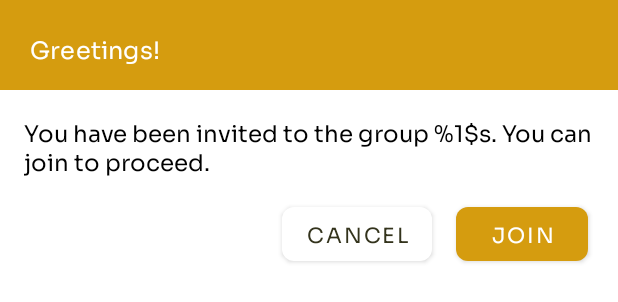
After one commit to joshsoftware/reached-android, an Android app: the layout dialog_join_group.xml on its own in the app's theme, with its tools: preview values and no code run, on a phone screen of 412 x 824 dp. The commit adds this screen. Shown: the top 302 px of the screen. Run offline under Robolectric (Android 15) with nearby library versions, the phone set to English and light mode, and no system bars.

Commit message:
Added group join dialog

```diff
--- a/core/src/main/java/com/joshsoftware/core/util/FirebaseRealtimeDbManager.kt
+++ b/core/src/main/java/com/joshsoftware/core/util/FirebaseRealtimeDbManager.kt
@@ -113,7 +113,7 @@ class FirebaseRealtimeDbManager {
             override fun onDataChange(snapshot: DataSnapshot) {
                 val group = snapshot.getValue(Group::class.java)
                 group?.let {
-                    it.members.put(userId, Member(user.name, user.profileUrl))
+                    it.members.put(userId, Member(name = user.name, profileUrl = user.profileUrl, lat = 0.0, long = 0.0))
                 }
                 groupReference.child(id).setValue(group).addOnCompleteListener {
                     if(it.isSuccessful) {
--- a/mobile/src/main/java/com/joshsoftware/reached/di/ActivityModule.kt
+++ b/mobile/src/main/java/com/joshsoftware/reached/di/ActivityModule.kt
@@ -22,6 +22,7 @@ abstract class ActivityModule {
 
     @ContributesAndroidInjector
     abstract fun contributeMapActivity(): MapActivity
-    @ContributesAndroidInjector
+
+    @ContributesAndroidInjector(modules = [GroupListModule::class])
     abstract fun contributeGroupListActivity(): GroupListActivity
 }
--- a/mobile/src/main/java/com/joshsoftware/reached/ui/activity/GroupChoiceActivity.kt
+++ b/mobile/src/main/java/com/joshsoftware/reached/ui/activity/GroupChoiceActivity.kt
@@ -8,6 +8,7 @@ import androidx.fragment.app.Fragment
 import androidx.lifecycle.ViewModelProvider
 import com.google.zxing.integration.android.IntentIntegrator
 import com.joshsoftware.core.AppSharedPreferences
+import com.joshsoftware.core.model.Group
 import com.joshsoftware.core.ui.BaseLocationActivity
 import com.joshsoftware.reached.databinding.ActivityGroupChoiceBinding
 import com.joshsoftware.reached.ui.dialog.CreateGroupDialog
@@ -116,7 +117,7 @@ class GroupChoiceActivity : BaseLocationActivity(), BaseLocationActivity.Locatio
 
     private fun startGroupMembersActivity(groupId: String) {
         val intent = Intent(this, GroupMemberActivity::class.java)
-        intent.putExtra(INTENT_GROUP_ID, groupId)
+        intent.putExtra(INTENT_GROUP, Group(groupId))
         startActivity(intent)
     }
 
--- a/mobile/src/main/java/com/joshsoftware/reached/ui/activity/QrCodeActivity.kt
+++ b/mobile/src/main/java/com/joshsoftware/reached/ui/activity/QrCodeActivity.kt
@@ -16,7 +16,6 @@ import timber.log.Timber
 
 const val INTENT_GROUP_ID = "INTENT_GROUP_ID"
 const val INTENT_GROUP = "INTENT_GROUP"
-const val INTENT_GROUP_NAME = "INTENT_GROUP_NAME"
 class QrCodeActivity : AppCompatActivity() {
     lateinit var binding: ActivityQrCodeBinding
 
--- /dev/null
+++ b/mobile/src/main/res/layout/dialog_join_group.xml
@@ -0,0 +1,89 @@
+<?xml version="1.0" encoding="utf-8"?>
+<androidx.constraintlayout.widget.ConstraintLayout xmlns:android="http://schemas.android.com/apk/res/android"
+    android:layout_width="match_parent"
+    android:layout_height="wrap_content"
+    android:id="@+id/parentLayout"
+    xmlns:app="http://schemas.android.com/apk/res-auto">
+    <androidx.constraintlayout.widget.ConstraintLayout
+        android:id="@+id/headerContainerLayout"
+        android:layout_width="match_parent"
+        android:layout_height="wrap_content"
+        android:background="@color/colorPrimary"
+        app:layout_constraintEnd_toEndOf="parent"
+        app:layout_constraintStart_toStartOf="parent"
+        app:layout_constraintTop_toTopOf="parent">
+
+        <TextView
+            android:id="@+id/dialogTitleTextView"
+            android:layout_width="wrap_content"
+            android:layout_height="wrap_content"
+            android:layout_marginStart="20dp"
+            android:layout_marginTop="20dp"
+            android:textColor="@color/white"
+            android:layout_marginBottom="16dp"
+            android:text="@string/greetings"
+            android:textAppearance="?attr/textAppearanceSubtitle1"
+            app:layout_constraintBottom_toBottomOf="parent"
+            app:layout_constraintStart_toStartOf="parent"
+            app:layout_constraintTop_toTopOf="parent" />
+
+    </androidx.constraintlayout.widget.ConstraintLayout>
+
+    <TextView
+        android:id="@+id/messageTextView"
+        android:layout_width="0dp"
+        android:layout_height="wrap_content"
+        android:layout_marginStart="16dp"
+        android:layout_marginTop="16dp"
+        android:textColor="@color/black"
+        android:layout_marginEnd="16dp"
+        android:text="@string/you_have_been_invited_to_the_group_join_to_proceed"
+        android:textSize="15sp"
+        app:layout_constraintEnd_toEndOf="parent"
+        app:layout_constraintStart_toStartOf="parent"
+        app:layout_constraintTop_toBottomOf="@+id/headerContainerLayout" />
+
+    <ProgressBar
+        android:id="@+id/progressBar"
+        android:layout_width="wrap_content"
+        android:indeterminateTint="@color/colorPrimary"
+        android:layout_height="wrap_content"
+        app:layout_constraintTop_toBottomOf="@id/headerContainerLayout"
+        app:layout_constraintBottom_toTopOf="@id/buttonNegative"
+        app:layout_constraintEnd_toStartOf="parent"/>
+
+    <com.google.android.material.button.MaterialButton
+        android:id="@+id/buttonNegative"
+        android:layout_width="wrap_content"
+        android:layout_height="wrap_content"
+        android:layout_marginTop="16dp"
+        android:layout_marginEnd="16dp"
+        android:layout_marginBottom="20dp"
+        android:text="@string/button_text_cancel"
+        app:backgroundTint="@color/colorOnPrimary"
+        android:textColor="@color/colorOnSecondaryVariant"
+        app:layout_constraintBottom_toBottomOf="parent"
+        app:layout_constraintEnd_toStartOf="@+id/buttonPositive"
+        app:layout_constraintTop_toBottomOf="@+id/noteLayout" />
+
+    <com.google.android.material.button.MaterialButton
+        android:id="@+id/buttonPositive"
+        android:layout_width="wrap_content"
+        android:layout_height="wrap_content"
+        android:layout_marginTop="16dp"
+        android:layout_marginEnd="20dp"
+        android:layout_marginBottom="20dp"
+        android:text="@string/button_text_join"
+        app:backgroundTint="@color/colorPrimary"
+        app:layout_constraintBottom_toBottomOf="parent"
+        app:layout_constraintEnd_toEndOf="parent" />
+
+    <androidx.constraintlayout.widget.Guideline
+        android:id="@+id/guideline3"
+        android:layout_width="wrap_content"
+        android:layout_height="wrap_content"
+        android:layout_marginBottom="24dp"
+        android:orientation="horizontal"
+        app:layout_constraintBottom_toBottomOf="parent"
+        app:layout_constraintGuide_begin="200dp" />
+</androidx.constraintlayout.widget.ConstraintLayout>
--- a/mobile/src/main/res/values/strings.xml
+++ b/mobile/src/main/res/values/strings.xml
@@ -14,4 +14,7 @@
     <string name="valid_please_enter_group_name">Please enter group name</string>
     <string name="my_groups">Groups</string>
     <string name="button_text_invite">INVITE</string>
+    <string name="greetings">Greetings!</string>
+    <string name="you_have_been_invited_to_the_group_join_to_proceed">You have been invited to the group %1$s. You can join to proceed.</string>
+    <string name="joining_group">Joining group...</string>
 </resources>
```
Also changed, not shown: mobile/src/main/java/com/joshsoftware/reached/di/GroupListModule.kt (added, +12 -0 lines), mobile/src/main/java/com/joshsoftware/reached/ui/activity/GroupListActivity.kt (+25 -1 lines), mobile/src/main/java/com/joshsoftware/reached/ui/activity/GroupMemberActivity.kt (+1 -23 lines), mobile/src/main/java/com/joshsoftware/reached/ui/dialog/JoinGroupDialog.kt (added, +147 -0 lines), mobile/src/main/java/com/joshsoftware/reached/utils/InviteLinkUtils.kt (+22 -0 lines).
